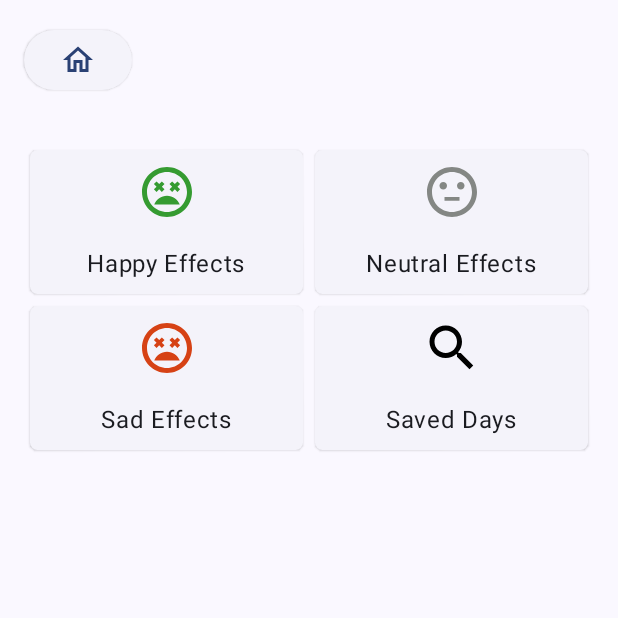
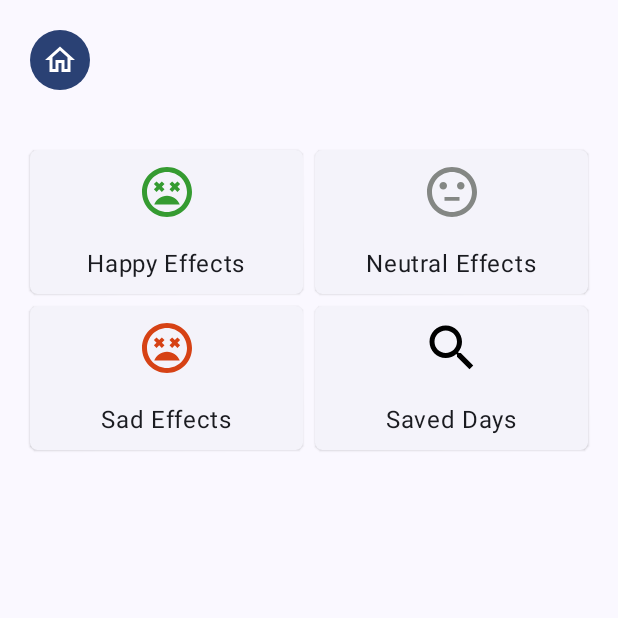
Before and after one commit to NimaKhajehpour/MyMood, an Android app built with Jetpack Compose: the MenuScreen screen opened through its navigation route, on a phone screen of 412 x 824 dp, the top half of it. Run offline under Robolectric (Android 15) with nearby library versions, the phone set to English and light mode, and no system bars; our stand-ins replace Dagger/Hilt's generated code, Room's generated code.

Commit message:
MyMood Application

```diff
--- a/app/src/main/java/com/nima/mymood/screens/HomeScreen.kt
+++ b/app/src/main/java/com/nima/mymood/screens/HomeScreen.kt
@@ -71,7 +71,7 @@ fun HomeScreen(
                 )
             },
             actions = {
-                ElevatedButton(onClick = {
+                FilledIconButton(onClick = {
                     // go to moods menu
                     navController.navigate(Screens.MenuScreen.name)
                 },
--- a/app/src/main/java/com/nima/mymood/screens/MenuScreen.kt
+++ b/app/src/main/java/com/nima/mymood/screens/MenuScreen.kt
@@ -8,6 +8,7 @@ import androidx.compose.material.icons.Icons
 import androidx.compose.material.icons.outlined.Home
 import androidx.compose.material.icons.outlined.Search
 import androidx.compose.material3.ElevatedButton
+import androidx.compose.material3.FilledIconButton
 import androidx.compose.material3.Icon
 import androidx.compose.runtime.Composable
 import androidx.compose.ui.Alignment
@@ -32,7 +33,7 @@ fun MenuScreen(
         verticalArrangement = Arrangement.Top,
         horizontalAlignment = Alignment.Start
     ) {
-        ElevatedButton(onClick = {
+        FilledIconButton(onClick = {
             navController.popBackStack()
         },
             shape = CircleShape,
```
